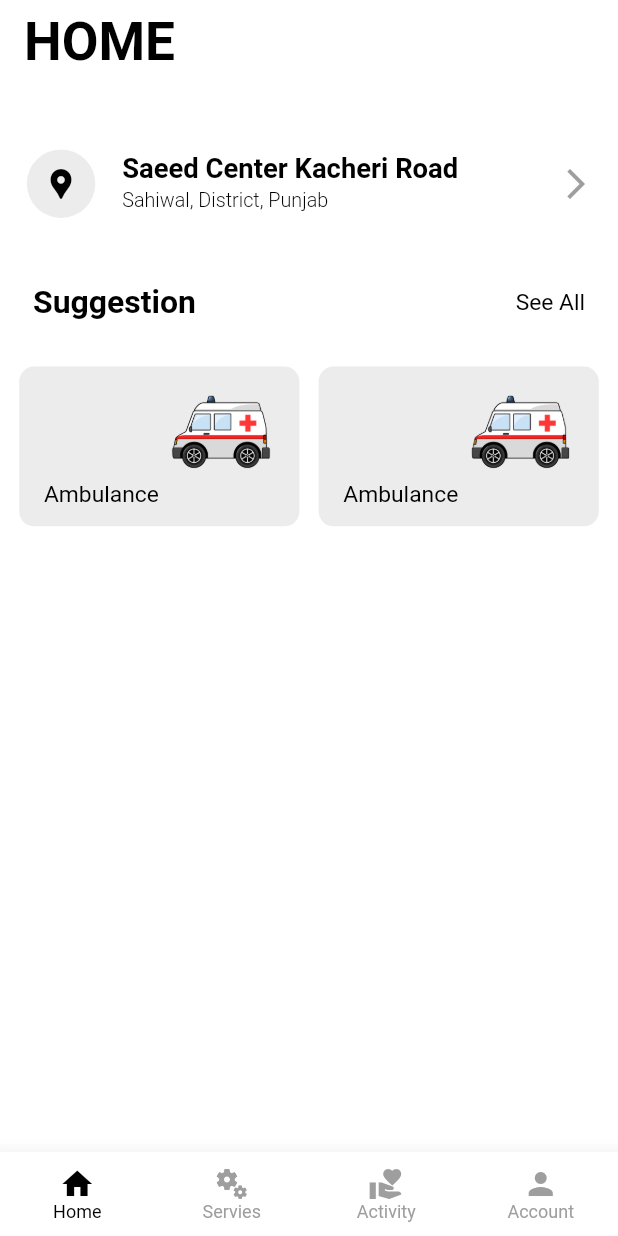
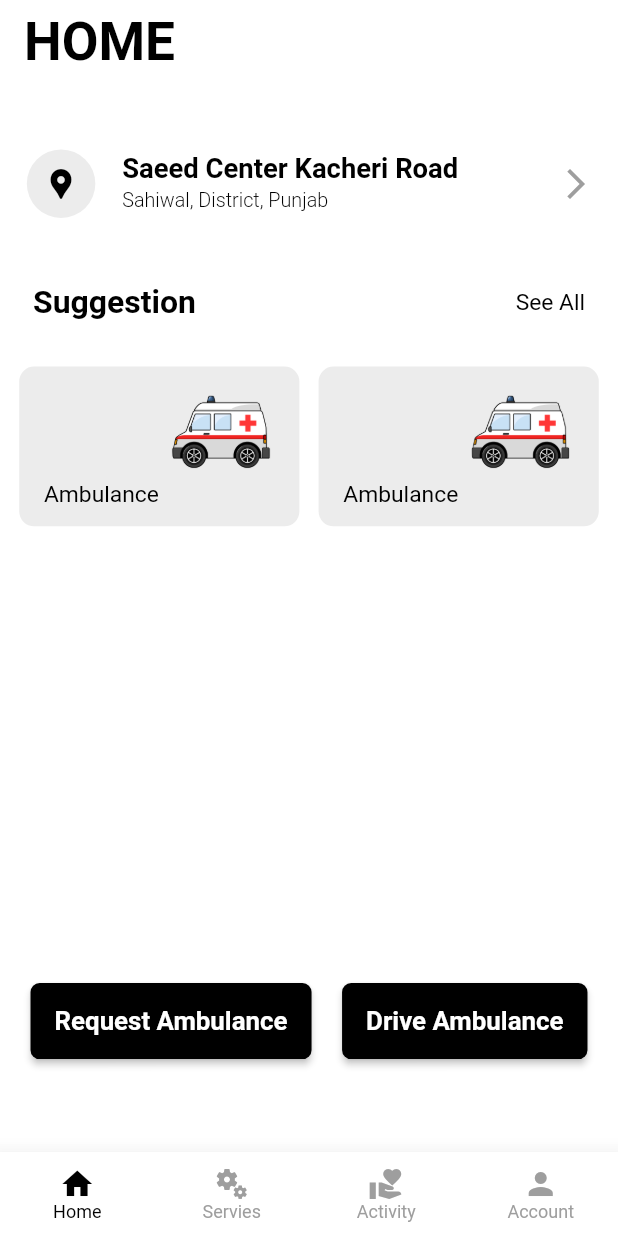
Before and after one commit to manushah77/ambulance, a Flutter app: the DetailScren screen opened directly, after a tap on "Finish", on a phone screen of 412 x 824 dp. Run offline on Flutter 3.47's test engine with Material 2 defaults, Android fonts, the phone set to English and light mode, and no system bars; our stand-ins replace cloud_firestore, firebase_auth, firebase_core, flutter_screenutil, flutter_signin_button, google_fonts and 5 more; accounts and stored records are empty; Roboto replaces fonts that are missing (Alike).

Commit message:
5thMayWork

```diff
--- a/lib/models/user_data.dart
+++ b/lib/models/user_data.dart
@@ -6,6 +6,7 @@ class UserData {
   String? id;
   String? email;
   String? pushToken;
+  String? location;
 
   UserData({
     this.fname,
@@ -15,6 +16,7 @@ class UserData {
     this.id,
     this.image,
     this.pushToken,
+    this.location
   });
 
   UserData.fromMap(Map<String, dynamic> map) {
@@ -25,6 +27,7 @@ class UserData {
     pushToken = map['pushToken'] ?? '';
     fname = map['firstName'] ?? '';
     lname = map['lastName'] ?? '';
+    location = map['currentLocation'] ?? '';
   }
 
   Map<String, dynamic> toMap() {
@@ -36,6 +39,8 @@ class UserData {
     _data['pushToken'] = pushToken;
     _data['id'] = id;
     _data['email'] = email;
+    _data['currentLocation'] = location;
+
     return _data;
   }
 }
--- a/lib/screens/home_screens/home.dart
+++ b/lib/screens/home_screens/home.dart
@@ -1,5 +1,9 @@
+import 'package:embulance/screens/home_screens/map_page.dart';
+import 'package:firebase_auth/firebase_auth.dart';
 import 'package:flutter/material.dart';
 import 'package:flutter_screenutil/flutter_screenutil.dart';
+
+import '../widgets/button.dart';
 
 class HomeScreen extends StatefulWidget {
   const HomeScreen({super.key});
@@ -32,7 +36,16 @@ class _HomeScreenState extends State<HomeScreen> {
             SizedBox(
               height: 30.h,
             ),
-            ListTile(
+            InkWell(
+              onTap: () {
+                Navigator.push(
+                  context,
+                  MaterialPageRoute(
+                    builder: (context) => CustomGoogleMap(),
+                  ),
+                );
+              },
+              child: ListTile(
                 leading: Container(
                   height: 45.h,
                   width: 45.w,
@@ -67,6 +80,7 @@ class _HomeScreenState extends State<HomeScreen> {
                   Icons.arrow_forward_ios,
                   color: Colors.grey,
                   opticalSize: 10,
+                ),
               ),
             ),
             SizedBox(
@@ -192,6 +206,39 @@ class _HomeScreenState extends State<HomeScreen> {
                     )),
               ],
             ),
+
+            SizedBox(
+              height: 300.h,
+            ),
+            Row(
+              mainAxisAlignment: MainAxisAlignment.spaceEvenly,
+              children: [
+                Button(
+                    color: Colors.black,
+                    name: 'Request Ambulance',
+                    width: 100.w,
+                    onTap: () {
+                      Navigator.push(
+                        context,
+                        MaterialPageRoute(
+                          builder: (context) => CustomGoogleMap(),
+                        ),
+                      );
+                    }),
+                Button(
+                    color: Colors.black,
+                    name: 'Drive Ambulance',
+                    width: 100.w,
+                    onTap: () {
+                      // Navigator.pushReplacement(
+                      //   context,
+                      //   MaterialPageRoute(
+                      //     builder: (context) => LoginScreen(),
+                      //   ),
+                      // );
+                    }),
+              ],
+            ),
           ],
         ),
       ),
--- a/lib/screens/login_screen/detail_screen.dart
+++ b/lib/screens/login_screen/detail_screen.dart
@@ -55,11 +55,12 @@ class _DetailScrenState extends State<DetailScren> {
                   final User user = auth.currentUser!;
                   UserData userdata = UserData(
                       id: user.uid,
-                      fname: user.displayName.toString(),
-                      lname: user.displayName.toString(),
+                      fname: fnameC.text.toString(),
+                      lname: lnameC.text.toString(),
                       phone: user.phoneNumber.toString(),
-                      // email: user.email.toString(),
-                      image: '',
+                      email: '',
+                      image:
+                          'https://i.pinimg.com/originals/3c/0f/26/3c0f26341e7c1a53ba0212ae6fce4d27.png',
                       pushToken: '');
                   return await FirebaseFirestore.instance
                       .collection('user')
--- a/lib/screens/login_screen/login_screen.dart
+++ b/lib/screens/login_screen/login_screen.dart
@@ -282,7 +282,7 @@ class _LoginScreenState extends State<LoginScreen> {
                   if (user != null) {
                     Navigator.pushReplacement(
                       context,
-                      MaterialPageRoute(builder: (context) => DetailScren()),
+                      MaterialPageRoute(builder: (context) => BottomBar()),
                     );
                   } else {
                     Navigator.of(context).pop();
--- /dev/null
+++ b/lib/screens/widgets/api_key.dart
@@ -0,0 +1 @@
+const String apikey = "AIzaSyAnTgqOT5ruVZgxMYxZ1W_Wjt_qVpQ3TJ8";
```
Also changed, not shown: lib/screens/home_screens/map_page.dart (added, +154 -0 lines), lib/screens/splashScreen/splash.dart (+25 -0 lines), pubspec.yaml (+6 -2 lines), pubspec.lock, 4 other files. Lines whose indentation alone changed are shown as unchanged.
